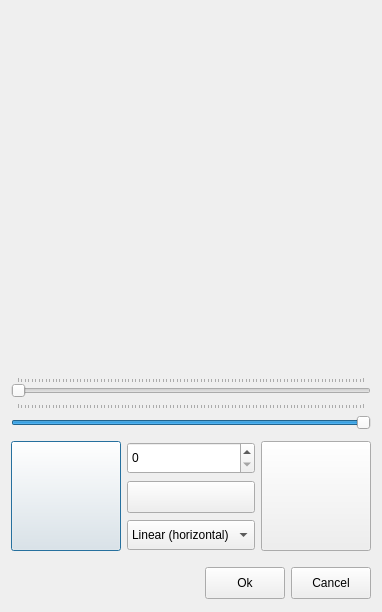
Qt form UIDecorator/GradientDialog.ui (Bazzzukasss/UIDecorator) before a commit.
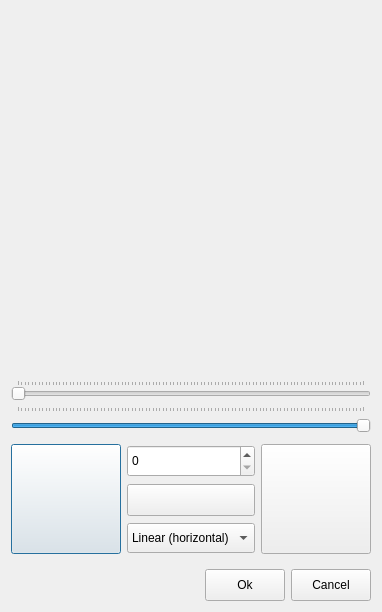
The same form after that commit.

Commit message: REFACTORED: Gradient dialog improved.

What changed in the file:
```diff
--- a/UIDecorator/GradientDialog.ui
+++ b/UIDecorator/GradientDialog.ui
@@ -16,6 +16,12 @@
   <layout class="QVBoxLayout" name="verticalLayout">
    <item>
     <widget class="QWidget" name="mDemoWidget" native="true">
+     <property name="sizePolicy">
+      <sizepolicy hsizetype="Preferred" vsizetype="Expanding">
+       <horstretch>0</horstretch>
+       <verstretch>0</verstretch>
+      </sizepolicy>
+     </property>
      <property name="minimumSize">
       <size>
        <width>360</width>
```
The commit also changes 3 other files.
